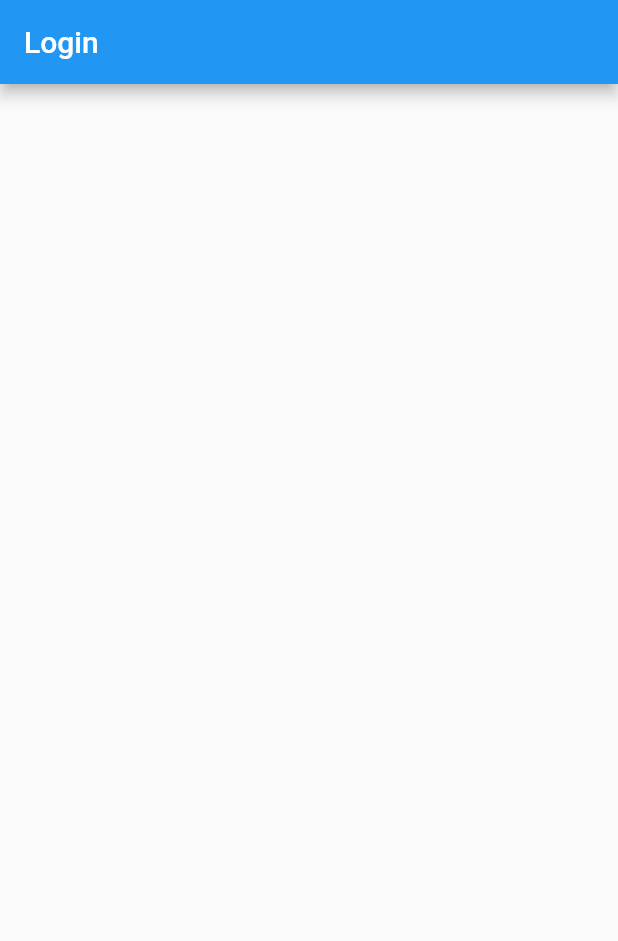
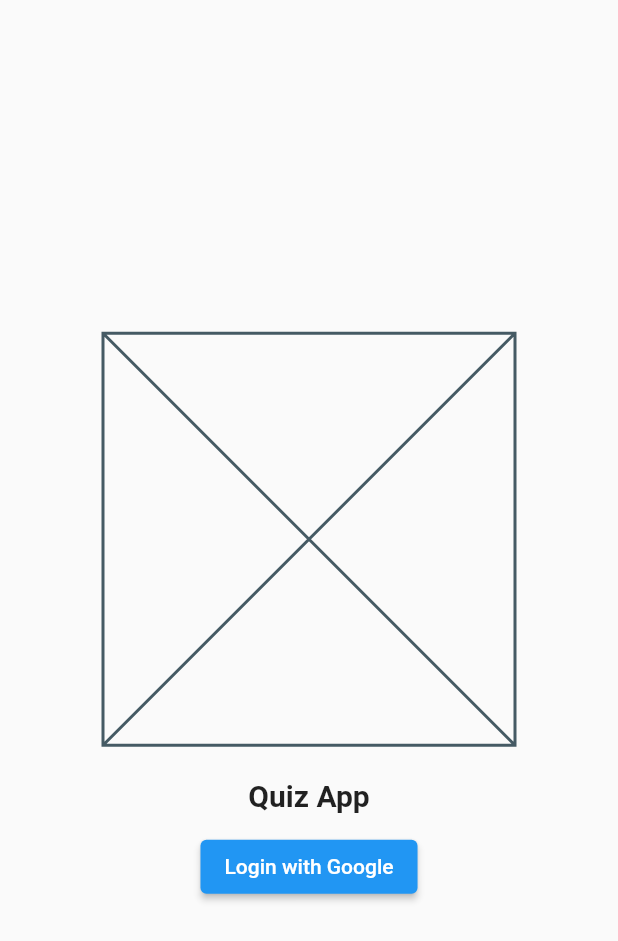
Before and after one commit to flutterkage2k/flutterfirebasequiz230123, a Flutter app: the screen it shows after launch, on a phone screen of 412 x 824 dp. Shown: the top 941 px of the screen. Run offline on Flutter 3.47's test engine with Material 2 defaults, Android fonts, the phone set to English and light mode, and no system bars.

Commit message:
login screen 80%

```diff
--- a/lib/screens/login.dart
+++ b/lib/screens/login.dart
@@ -10,9 +10,39 @@ class LoginScreen extends StatefulWidget {
 class _LoginScreenState extends State<LoginScreen> {
   @override
   Widget build(BuildContext context) {
+    Size screenSize = MediaQuery.of(context).size;
+    double userWidth = screenSize.width;
+    double userHeight = screenSize.height;
     return Scaffold(
-      appBar: AppBar(
-        title: Text('Login'),
+      body: Center(
+        child: Column(
+          mainAxisAlignment: MainAxisAlignment.center,
+          children: [
+            Container(
+              width: userWidth / 1.5,
+              height: userHeight / 3,
+              child: Placeholder(),
+            ),
+            const SizedBox(
+              height: 22,
+            ),
+            const Text(
+              'Quiz App',
+              style: TextStyle(
+                fontSize: 20,
+                fontWeight: FontWeight.bold,
+              ),
+            ),
+            const SizedBox(
+              height: 12,
+            ),
+            ElevatedButton(
+                onPressed: () {},
+                child: const Text(
+                  "Login with Google",
+                ))
+          ],
+        ),
       ),
     );
   }
```
